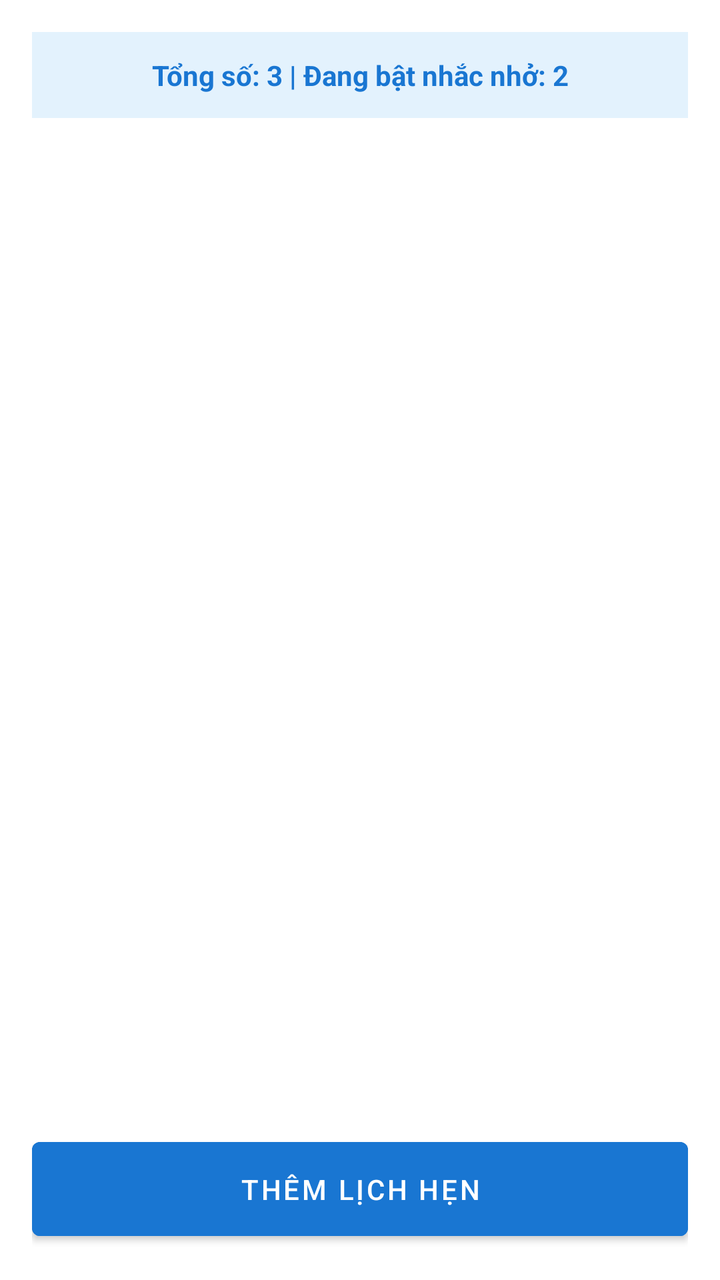
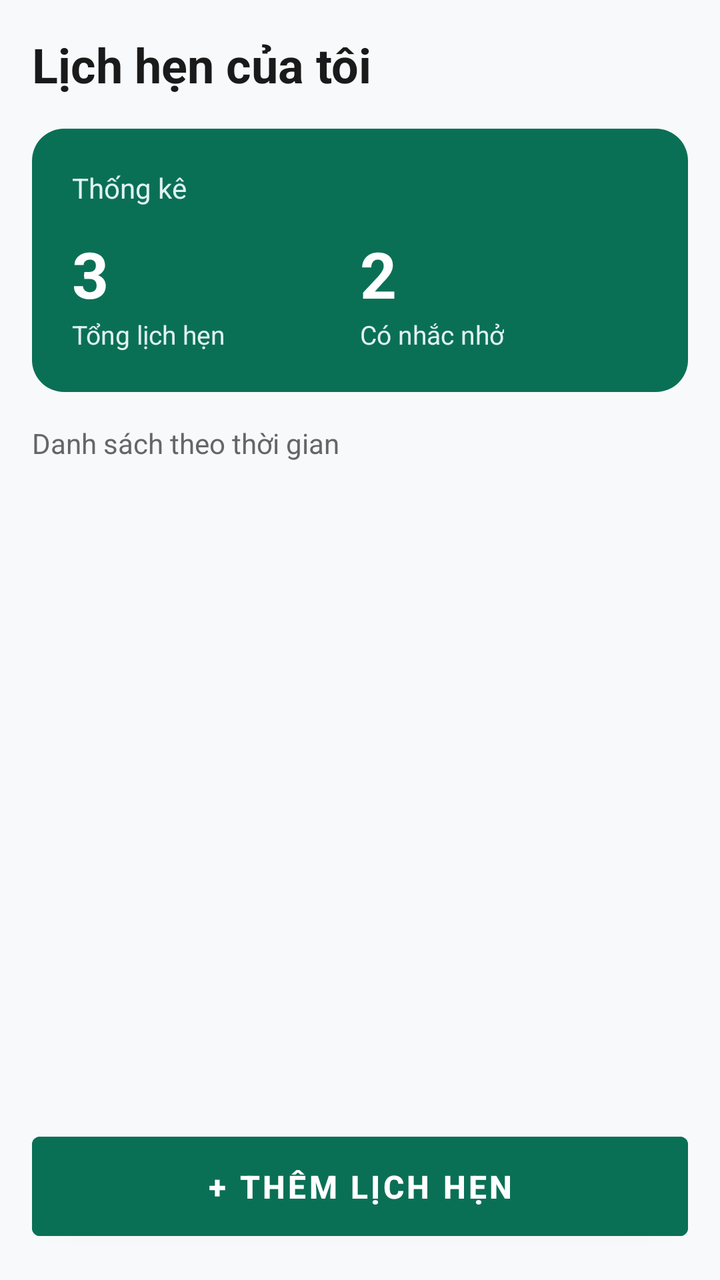

Compare the two renders of this Android layout. The source of the first and the diff that turns it into the second are given below.
<!-- AndroidManifest.xml: application theme Theme.AppointmentManager -->
<!-- res/layout/activity_main.xml -->
<?xml version="1.0" encoding="utf-8"?>
<LinearLayout xmlns:android="http://schemas.android.com/apk/res/android"
    android:layout_width="match_parent"
    android:layout_height="match_parent"
    android:orientation="vertical"
    android:padding="16dp"
    android:background="@color/white">

    <TextView
        android:id="@+id/tvStats"
        android:layout_width="match_parent"
        android:layout_height="wrap_content"
        android:text="Tổng số: 3 | Đang bật nhắc nhở: 2"
        android:textSize="14sp"
        android:textStyle="bold"
        android:textColor="@color/blue_primary"
        android:padding="12dp"
        android:background="@color/blue_light"
        android:layout_marginBottom="12dp"
        android:gravity="center" />

    <ListView
        android:id="@+id/lvAppointments"
        android:layout_width="match_parent"
        android:layout_height="0dp"
        android:layout_weight="1"
        android:divider="@android:color/darker_gray"
        android:dividerHeight="1dp"
        android:layout_marginBottom="12dp" />

    <Button
        android:id="@+id/btnAddAppointment"
        android:layout_width="match_parent"
        android:layout_height="wrap_content"
        android:text="@string/add_appointment"
        android:backgroundTint="@color/blue_primary"
        android:textColor="@color/white"
        android:padding="14dp" />

</LinearLayout>
<!-- resources referenced by this layout -->
<resources>
  <color name="blue_light">#FFE3F2FD</color>
  <color name="blue_primary">#FF1976D2</color>
  <color name="white">#FFFFFFFF</color>
  <string name="add_appointment">Thêm lịch hẹn</string>
  <style name="Theme.AppointmentManager" parent="Theme.MaterialComponents.DayNight.NoActionBar">
          <item name="colorPrimary">@color/blue_primary</item>
          <item name="colorPrimaryVariant">@color/blue_dark</item>
          <item name="colorOnPrimary">@color/white</item>
      </style>
  <color name="blue_dark">#FF0D47A1</color>
</resources>

<!-- the commit's change to res/layout/activity_main.xml (unified diff, before → after) -->
@@ -4,37 +4,120 @@
     android:layout_height="match_parent"
     android:orientation="vertical"
     android:padding="16dp"
-    android:background="@color/white">
+    android:background="#F8F9FA">
 
+    <TextView
+        android:layout_width="match_parent"
+        android:layout_height="wrap_content"
+        android:text="Lịch hẹn của tôi"
+        android:textSize="24sp"
+        android:textStyle="bold"
+        android:textColor="#1A1A1A"
+        android:layout_marginBottom="16dp" />
+
+    <LinearLayout
+        android:layout_width="match_parent"
+        android:layout_height="wrap_content"
+        android:orientation="vertical"
+        android:background="@drawable/bg_stats_card"
+        android:padding="20dp"
+        android:layout_marginBottom="16dp">
+
+        <TextView
+            android:layout_width="wrap_content"
+            android:layout_height="wrap_content"
+            android:text="Thống kê"
+            android:textSize="14sp"
+            android:textColor="#E0F2F1"
+            android:layout_marginBottom="12dp" />
+
+        <LinearLayout
+            android:layout_width="match_parent"
+            android:layout_height="wrap_content"
+            android:orientation="horizontal">
+
+            <LinearLayout
+                android:layout_width="0dp"
+                android:layout_height="wrap_content"
+                android:layout_weight="1"
+                android:orientation="vertical">
+
+                <TextView
+                    android:id="@+id/tvTotal"
+                    android:layout_width="wrap_content"
+                    android:layout_height="wrap_content"
+                    android:text="3"
+                    android:textSize="32sp"
+                    android:textStyle="bold"
+                    android:textColor="@color/white" />
+
+                <TextView
+                    android:layout_width="wrap_content"
+                    android:layout_height="wrap_content"
+                    android:text="Tổng lịch hẹn"
+                    android:textSize="13sp"
+                    android:textColor="#E0F2F1" />
+            </LinearLayout>
+
+            <LinearLayout
+                android:layout_width="0dp"
+                android:layout_height="wrap_content"
+                android:layout_weight="1"
+                android:orientation="vertical">
+
+                <TextView
+                    android:id="@+id/tvReminders"
+                    android:layout_width="wrap_content"
+                    android:layout_height="wrap_content"
+                    android:text="2"
+                    android:textSize="32sp"
+                    android:textStyle="bold"
+                    android:textColor="@color/white" />
+
+                <TextView
+                    android:layout_width="wrap_content"
+                    android:layout_height="wrap_content"
+                    android:text="Có nhắc nhở"
+                    android:textSize="13sp"
+                    android:textColor="#E0F2F1" />
+            </LinearLayout>
+
+        </LinearLayout>
+    </LinearLayout>
+
+    <TextView
+        android:layout_width="match_parent"
+        android:layout_height="wrap_content"
+        android:text="Danh sách theo thời gian"
+        android:textSize="14sp"
+        android:textColor="#666666"
+        android:layout_marginBottom="12dp" />
+
+    
     <TextView
         android:id="@+id/tvStats"
         android:layout_width="match_parent"
         android:layout_height="wrap_content"
-        android:text="Tổng số: 3 | Đang bật nhắc nhở: 2"
-        android:textSize="14sp"
-        android:textStyle="bold"
-        android:textColor="@color/blue_primary"
-        android:padding="12dp"
-        android:background="@color/blue_light"
-        android:layout_marginBottom="12dp"
-        android:gravity="center" />
+        android:visibility="gone" />
 
     <ListView
         android:id="@+id/lvAppointments"
         android:layout_width="match_parent"
         android:layout_height="0dp"
         android:layout_weight="1"
-        android:divider="@android:color/darker_gray"
-        android:dividerHeight="1dp"
+        android:divider="@android:color/transparent"
+        android:dividerHeight="8dp"
         android:layout_marginBottom="12dp" />
 
     <Button
         android:id="@+id/btnAddAppointment"
         android:layout_width="match_parent"
         android:layout_height="wrap_content"
-        android:text="@string/add_appointment"
-        android:backgroundTint="@color/blue_primary"
+        android:text="+ Thêm lịch hẹn"
+        android:backgroundTint="@color/green_primary"
         android:textColor="@color/white"
+        android:textSize="16sp"
+        android:textStyle="bold"
         android:padding="14dp" />
 
 </LinearLayout>
<!-- resource entries referenced after the edit -->
@@ -1,14 +1,19 @@
 <!-- resources referenced by this layout -->
 <resources>
-  <color name="blue_light">#FFE3F2FD</color>
-  <color name="blue_primary">#FF1976D2</color>
+  <color name="green_primary">#FF0A7055</color>
   <color name="white">#FFFFFFFF</color>
-  <string name="add_appointment">Thêm lịch hẹn</string>
+  <!-- drawable bg_stats_card (drawable) -->
+  <?xml version="1.0" encoding="utf-8"?>
+  <shape xmlns:android="http://schemas.android.com/apk/res/android"
+      android:shape="rectangle">
+      <solid android:color="@color/green_primary" />
+      <corners android:radius="16dp" />
+  </shape>
   <style name="Theme.AppointmentManager" parent="Theme.MaterialComponents.DayNight.NoActionBar">
-          <item name="colorPrimary">@color/blue_primary</item>
-          <item name="colorPrimaryVariant">@color/blue_dark</item>
+          <item name="colorPrimary">@color/green_primary</item>
+          <item name="colorPrimaryVariant">@color/green_dark</item>
           <item name="colorOnPrimary">@color/white</item>
       </style>
-  <color name="blue_dark">#FF0D47A1</color>
+  <color name="green_dark">#FF054734</color>
 </resources>
 
